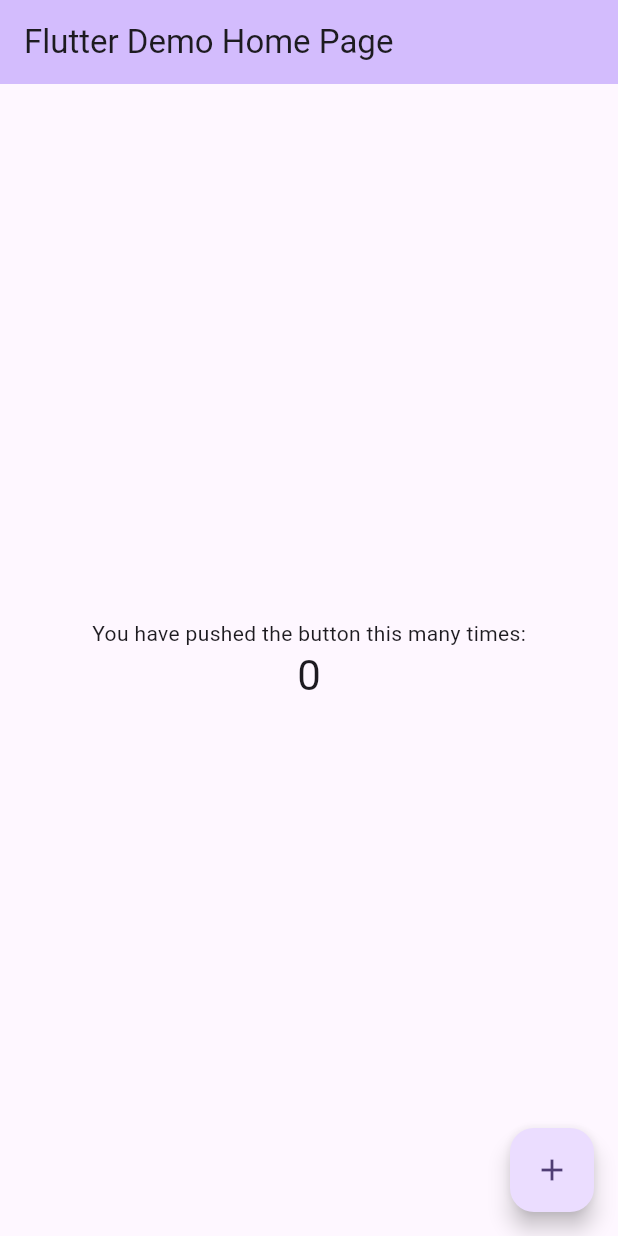
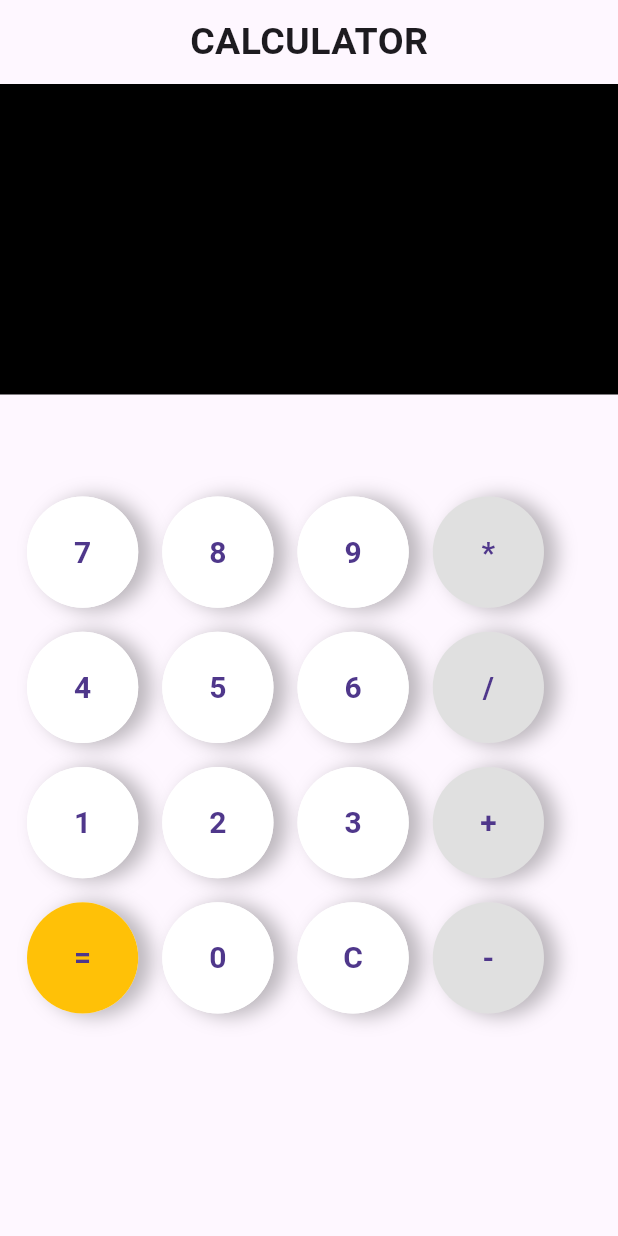
Before and after one commit to anettaj/CODSOFT, a Flutter app: the screen it shows after launch, on a phone screen of 412 x 824 dp. Run offline on Flutter 3.47's test engine with Material 3 defaults, Android fonts, the phone set to English and light mode, and no system bars; our stand-ins replace math_expressions; missing offline and left inert: torch_controller.

Commit message:
Task 2 done
Calculator

```diff
--- /dev/null
+++ b/calculator/lib/Components/Constance.dart
@@ -0,0 +1,18 @@
+import 'package:flutter/material.dart';
+
+const kNumberKeyColor=Colors.white;
+const kCustomTextFieldColor=Colors.black;
+
+const kCustomTextFieldStyle=TextStyle(
+    fontSize: 50,
+    color: Colors.white
+);
+
+const kNumberColor=Colors.white;
+const kOperatorColor=Colors.black12;
+const kKeyShadowColor=Colors.black26;
+const kKeyStyle=TextStyle(
+    fontSize: 28,
+    fontWeight: FontWeight.w600
+);
+const kEqualSymbolColor=Colors.amber;
--- /dev/null
+++ b/calculator/lib/Components/Size.dart
@@ -0,0 +1,12 @@
+import 'package:flutter/material.dart';
+
+class ScreenSize{
+  final BuildContext context;
+  ScreenSize(this.context);
+  double height(){
+    return MediaQuery.of(context).size.height;
+  }
+  double width(){
+    return MediaQuery.of(context).size.width;
+  }
+}
--- /dev/null
+++ b/calculator/lib/Components/Widgets/CustomTextField.dart
@@ -0,0 +1,28 @@
+import 'package:flutter/material.dart';
+import '../Constance.dart';
+import '../Size.dart';
+
+class CustomTextField extends StatelessWidget {
+  final String currentValue;
+
+  const CustomTextField({Key? key, required this.currentValue}) : super(key: key);
+
+  @override
+  Widget build(BuildContext context) {
+    ScreenSize size = ScreenSize(context);
+    double W = size.width();
+    return Container(
+      width: W,
+      padding: EdgeInsets.only(top: 120),
+      color: kCustomTextFieldColor,
+      child: Padding(
+        padding: const EdgeInsets.all(8.0),
+        child: Text(
+          currentValue,
+          textAlign: TextAlign.end,
+          style: kCustomTextFieldStyle
+        ),
+      ),
+    );
+  }
+}
--- /dev/null
+++ b/calculator/lib/Components/Widgets/Keypad.dart
@@ -0,0 +1,67 @@
+import 'package:flutter/material.dart';
+import '../Constance.dart';
+import '../Size.dart';
+import 'NumberKey.dart';
+import 'functionKey.dart';
+
+
+class Keypad extends StatelessWidget {
+  final Function(String) onKeyPressed;
+  final Function(String) onOperatorPressed;
+  final Function() onEqualPressed;
+  final Function() onClearPressed;
+
+  const Keypad({
+    Key? key,
+    required this.onKeyPressed,
+    required this.onOperatorPressed,
+    required this.onEqualPressed,
+    required this.onClearPressed,
+  }) : super(key: key);
+
+  @override
+  Widget build(BuildContext context) {
+    ScreenSize size = ScreenSize(context);
+    double H = size.height();
+    return Container(
+      margin: EdgeInsets.only(top: 50),
+      padding: EdgeInsets.all(10),
+      child: Column(
+        children: [
+          Row(
+            children: [
+              NumberKey(num: '7', onPressed: onKeyPressed, color: kNumberColor),
+              NumberKey(num: '8', onPressed: onKeyPressed, color: kNumberColor),
+              NumberKey(num: '9', onPressed: onKeyPressed, color: kNumberColor),
+              NumberKey(num: '*', onPressed: onOperatorPressed, color: kOperatorColor),
+            ],
+          ),
+          Row(
+            children: [
+              NumberKey(num: '4', onPressed: onKeyPressed, color: kNumberColor),
+              NumberKey(num: '5', onPressed: onKeyPressed, color: kNumberColor),
+              NumberKey(num: '6', onPressed: onKeyPressed, color: kNumberColor),
+              NumberKey(num: '/', onPressed: onOperatorPressed, color: kOperatorColor),
+            ],
+          ),
+          Row(
+            children: [
+              NumberKey(num: '1', onPressed: onKeyPressed, color: kNumberColor),
+              NumberKey(num: '2', onPressed: onKeyPressed, color: kNumberColor),
+              NumberKey(num: '3', onPressed: onKeyPressed, color: kNumberColor),
+              NumberKey(num: '+', onPressed: onOperatorPressed, color: kOperatorColor),
+            ],
+          ),
+          Row(
+            children: [
+              FunctionKey(num: '=', onPressed: onEqualPressed, color: kEqualSymbolColor),
+              NumberKey(num: '0', onPressed: onKeyPressed, color: kNumberColor),
+              FunctionKey(num: 'C', onPressed: onClearPressed, color: kNumberColor),
+              NumberKey(num: '-', onPressed: onOperatorPressed, color: kOperatorColor),
+            ],
+          )
+        ],
+      ),
+    );
+  }
+}
--- /dev/null
+++ b/calculator/lib/Components/Widgets/NumberKey.dart
@@ -0,0 +1,50 @@
+import 'package:flutter/material.dart';
+import '../Constance.dart';
+import '../Size.dart';
+
+class NumberKey extends StatelessWidget {
+  const NumberKey({
+    Key? key,
+    required this.num,
+    required this.onPressed,
+    required this.color,
+  }) : super(key: key);
+
+  final String num;
+  final Color color;
+  final Function(String) onPressed;
+
+  @override
+  Widget build(BuildContext context) {
+    ScreenSize size = ScreenSize(context);
+    double H = size.height();
+    return Padding(
+      padding: const EdgeInsets.all(8.0),
+      child: GestureDetector(
+        onTap: () => onPressed(num),
+        child: Container(
+          decoration: BoxDecoration(
+            color: kNumberKeyColor,
+            shape: BoxShape.circle,
+            boxShadow: [
+              BoxShadow(
+                blurRadius: 10,
+                color: kKeyShadowColor,
+                offset: Offset(8, 1),
+                spreadRadius: 1,
+              )
+            ],
+          ),
+          child: CircleAvatar(
+            backgroundColor: color,
+            radius: H * 0.045,
+            child: Text(
+              num,
+              style: TextStyle(fontSize: 20, fontWeight: FontWeight.bold),
+            ),
+          ),
+        ),
+      ),
+    );
+  }
+}
--- /dev/null
+++ b/calculator/lib/Components/Widgets/functionKey.dart
@@ -0,0 +1,51 @@
+import 'package:flutter/material.dart';
+import '../Constance.dart';
+import '../Size.dart';
+
+
+class FunctionKey extends StatelessWidget {
+  const FunctionKey({
+    Key? key,
+    required this.num,
+    required this.onPressed,
+    required this.color,
+  }) : super(key: key);
+
+  final String num;
+  final Color color;
+  final VoidCallback onPressed;
+
+  @override
+  Widget build(BuildContext context) {
+    ScreenSize size = ScreenSize(context);
+    double H = size.height();
+    return Padding(
+      padding: const EdgeInsets.all(8.0),
+      child: GestureDetector(
+        onTap: onPressed,
+        child: Container(
+          decoration: BoxDecoration(
+            color: kNumberKeyColor,
+            shape: BoxShape.circle,
+            boxShadow: [
+              BoxShadow(
+                blurRadius: 10,
+                color: kKeyShadowColor,
+                offset: Offset(8, 1),
+                spreadRadius: 1,
+              )
+            ],
+          ),
+          child: CircleAvatar(
+            backgroundColor: color,
+            radius: H * 0.045,
+            child: Text(
+              num,
+              style: TextStyle(fontSize: 20, fontWeight: FontWeight.bold),
+            ),
+          ),
+        ),
+      ),
+    );
+  }
+}
--- /dev/null
+++ b/calculator/lib/Pages/Calculator.dart
@@ -0,0 +1,97 @@
+import 'package:flutter/material.dart';
+import '../Components/Constance.dart';
+import '../Components/Widgets/CustomTextField.dart';
+import '../Components/Widgets/Keypad.dart';
+import 'package:math_expressions/math_expressions.dart';
+
+class Calculator extends StatefulWidget {
+  const Calculator({Key? key}) : super(key: key);
+
+  @override
+  State<Calculator> createState() => _CalculatorState();
+}
+
+class _CalculatorState extends State<Calculator> {
+  late TextEditingController _textEditingController;
+  late String _currentValue = ''; // Current value entered by the user
+
+  void _onNumberPressed(String number) {
+    setState(() {
+      _currentValue += number; // Append the pressed number to the current value
+    });
+  }
+
+  void _onOperatorPressed(String operator) {
+    // Append the operator to the current value if it's not empty
+    if (_currentValue.isNotEmpty) {
+      setState(() {
+        _currentValue += operator;
+      });
+    }
+  }
+
+  void _onEqualPressed() {
+    // Perform calculation if the current value is not empty
+    if (_currentValue.isNotEmpty) {
+      setState(() {
+        // Parse and evaluate the expression
+        try {
+          ContextModel contextModel = ContextModel();
+          Parser p = Parser();
+          Expression exp = p.parse(_currentValue);
+          double result = exp.evaluate(EvaluationType.REAL, contextModel);
+          _currentValue = result.toString();
+        } catch (e) {
+          _currentValue = 'Error';
+        }
+      });
+    }
+  }
+
+  void _onClearPressed() {
+    setState(() {
+      _currentValue = ''; // Clear the current value
+    });
+  }
+
+  @override
+  void initState() {
+    super.initState();
+    _textEditingController = TextEditingController(); // Initialize _textEditingController here
+  }
+
+  @override
+  Widget build(BuildContext context) {
+    return MaterialApp(
+      debugShowCheckedModeBanner: false,
+      home: Scaffold(
+        body: SafeArea(
+          child: SingleChildScrollView(
+            child: Column(
+              children: [
+                Title(),
+                CustomTextField(currentValue: _currentValue,),
+
+                Keypad(
+                  onKeyPressed: _onNumberPressed,
+                  onOperatorPressed: _onOperatorPressed,
+                  onEqualPressed: _onEqualPressed,
+                  onClearPressed: _onClearPressed,
+                ),
+              ],
+            ),
+          ),
+        ),
+      ),
+    );
+  }
+
+  Widget Title() {
+    return Container(
+        padding: EdgeInsets.all(10),
+        child: Text(
+          'CALCULATOR',
+          style: TextStyle(fontWeight: FontWeight.w600, fontSize: 25),
+        ));
+  }
+}
--- a/calculator/lib/main.dart
+++ b/calculator/lib/main.dart
@@ -1,125 +1,6 @@
 import 'package:flutter/material.dart';
+import 'Pages/Calculator.dart';
 
 void main() {
-  runApp(const MyApp());
+  runApp(Calculator());
 }
-
-class MyApp extends StatelessWidget {
-  const MyApp({super.key});
-
-  // This widget is the root of your application.
-  @override
-  Widget build(BuildContext context) {
-    return MaterialApp(
-      title: 'Flutter Demo',
-      theme: ThemeData(
-        // This is the theme of your application.
-        //
-        // TRY THIS: Try running your application with "flutter run". You'll see
-        // the application has a purple toolbar. Then, without quitting the app,
-        // try changing the seedColor in the colorScheme below to Colors.green
-        // and then invoke "hot reload" (save your changes or press the "hot
-        // reload" button in a Flutter-supported IDE, or press "r" if you used
-        // the command line to start the app).
-        //
-        // Notice that the counter didn't reset back to zero; the application
-        // state is not lost during the reload. To reset the state, use hot
-        // restart instead.
-        //
-        // This works for code too, not just values: Most code changes can be
-        // tested with just a hot reload.
-        colorScheme: ColorScheme.fromSeed(seedColor: Colors.deepPurple),
-        useMaterial3: true,
-      ),
-      home: const MyHomePage(title: 'Flutter Demo Home Page'),
-    );
-  }
-}
-
-class MyHomePage extends StatefulWidget {
-  const MyHomePage({super.key, required this.title});
-
-  // This widget is the home page of your application. It is stateful, meaning
-  // that it has a State object (defined below) that contains fields that affect
-  // how it looks.
-
-  // This class is the configuration for the state. It holds the values (in this
-  // case the title) provided by the parent (in this case the App widget) and
-  // used by the build method of the State. Fields in a Widget subclass are
-  // always marked "final".
-
-  final String title;
-
-  @override
-  State<MyHomePage> createState() => _MyHomePageState();
-}
-
-class _MyHomePageState extends State<MyHomePage> {
-  int _counter = 0;
-
-  void _incrementCounter() {
-    setState(() {
-      // This call to setState tells the Flutter framework that something has
-      // changed in this State, which causes it to rerun the build method below
-      // so that the display can reflect the updated values. If we changed
-      // _counter without calling setState(), then the build method would not be
-      // called again, and so nothing would appear to happen.
-      _counter++;
-    });
-  }
-
-  @override
-  Widget build(BuildContext context) {
-    // This method is rerun every time setState is called, for instance as done
-    // by the _incrementCounter method above.
-    //
-    // The Flutter framework has been optimized to make rerunning build methods
-    // fast, so that you can just rebuild anything that needs updating rather
-    // than having to individually change instances of widgets.
-    return Scaffold(
-      appBar: AppBar(
-        // TRY THIS: Try changing the color here to a specific color (to
-        // Colors.amber, perhaps?) and trigger a hot reload to see the AppBar
-        // change color while the other colors stay the same.
-        backgroundColor: Theme.of(context).colorScheme.inversePrimary,
-        // Here we take the value from the MyHomePage object that was created by
-        // the App.build method, and use it to set our appbar title.
-        title: Text(widget.title),
-      ),
-      body: Center(
-        // Center is a layout widget. It takes a single child and positions it
-        // in the middle of the parent.
-        child: Column(
-          // Column is also a layout widget. It takes a list of children and
-          // arranges them vertically. By default, it sizes itself to fit its
-          // children horizontally, and tries to be as tall as its parent.
-          //
-          // Column has various properties to control how it sizes itself and
-          // how it positions its children. Here we use mainAxisAlignment to
-          // center the children vertically; the main axis here is the vertical
-          // axis because Columns are vertical (the cross axis would be
-          // horizontal).
-          //
-          // TRY THIS: Invoke "debug painting" (choose the "Toggle Debug Paint"
-          // action in the IDE, or press "p" in the console), to see the
-          // wireframe for each widget.
-          mainAxisAlignment: MainAxisAlignment.center,
-          children: <Widget>[
-            const Text(
-              'You have pushed the button this many times:',
-            ),
-            Text(
-              '$_counter',
-              style: Theme.of(context).textTheme.headlineMedium,
-            ),
-          ],
-        ),
-      ),
-      floatingActionButton: FloatingActionButton(
-        onPressed: _incrementCounter,
-        tooltip: 'Increment',
-        child: const Icon(Icons.add),
-      ), // This trailing comma makes auto-formatting nicer for build methods.
-    );
-  }
-}
--- a/calculator/pubspec.yaml
+++ b/calculator/pubspec.yaml
@@ -35,6 +35,7 @@ dependencies:
   # The following adds the Cupertino Icons font to your application.
   # Use with the CupertinoIcons class for iOS style icons.
   cupertino_icons: ^1.0.6
+  math_expressions: ^2.4.0
 
 dev_dependencies:
   flutter_test:
```
Also changed, not shown: calculator/pubspec.lock, 1 other file.
